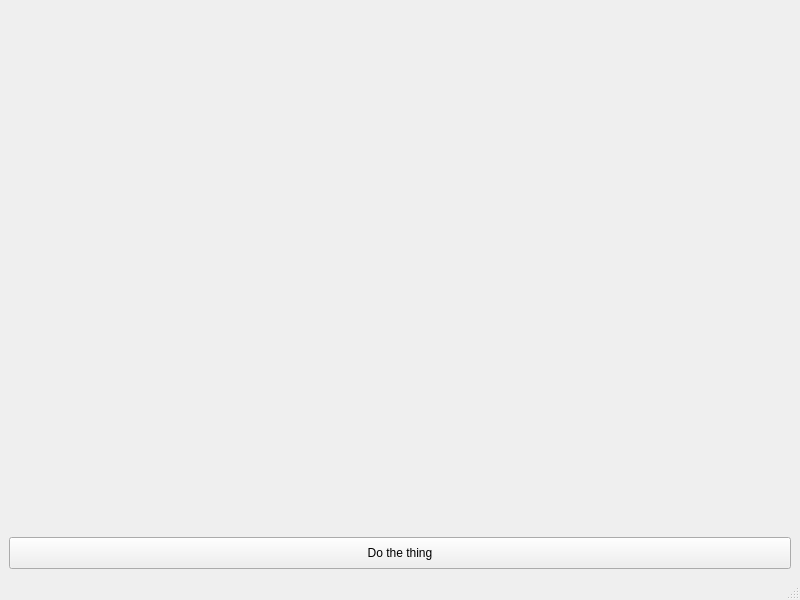
This is mainwindow.ui in PandaTwoxx/ray-tracer as Qt 5 draws it before an edit. The edited form follows.
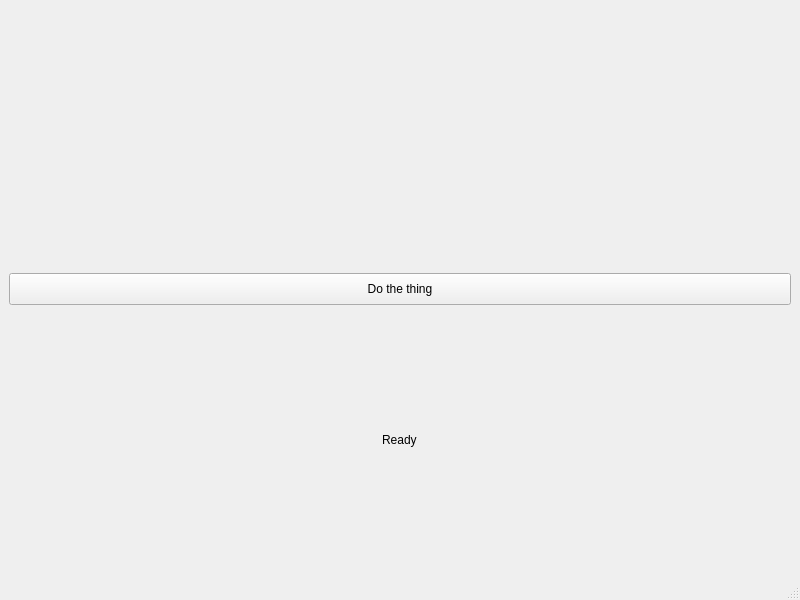
This is the edited form.

Commit message: Added camera class and hittable classes and rt.h

```diff
--- a/mainwindow.ui
+++ b/mainwindow.ui
@@ -18,7 +18,7 @@
   </property>
   <widget class="QWidget" name="centralwidget">
    <layout class="QVBoxLayout" name="verticalLayout_2">
-    <item alignment="Qt::AlignmentFlag::AlignHCenter">
+    <item>
      <widget class="QLabel" name="canvas">
       <property name="minimumSize">
        <size>
@@ -50,6 +50,13 @@
       </property>
      </widget>
     </item>
+    <item alignment="Qt::AlignmentFlag::AlignHCenter">
+     <widget class="QLabel" name="status">
+      <property name="text">
+       <string>Ready</string>
+      </property>
+     </widget>
+    </item>
    </layout>
   </widget>
   <widget class="QStatusBar" name="statusbar"/>
```
The commit also changes 9 other files.
